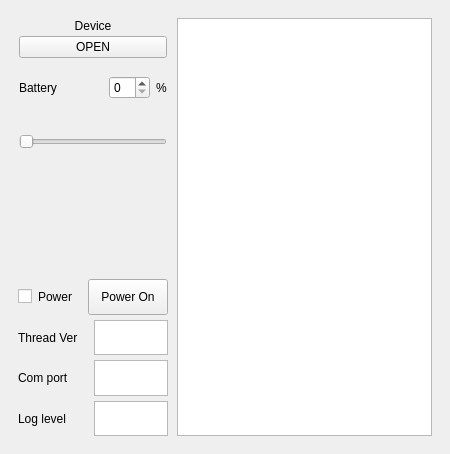
Before: the Qt Designer form res/view/contactsensor.ui in Samsung/ioter, drawn with Qt 5.
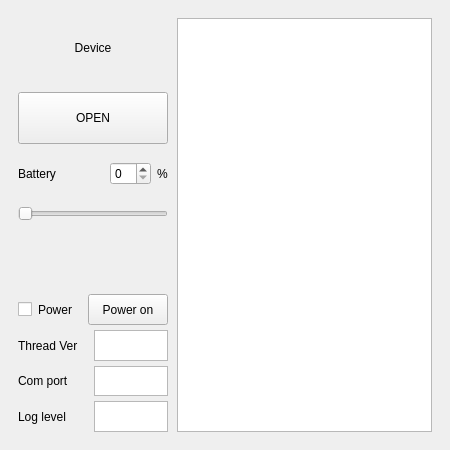
After: the same form once the commit is applied.

```diff
--- a/res/view/contactsensor.ui
+++ b/res/view/contactsensor.ui
@@ -7,7 +7,7 @@
     <x>0</x>
     <y>0</y>
     <width>450</width>
-    <height>454</height>
+    <height>450</height>
    </rect>
   </property>
   <property name="windowTitle">
@@ -36,7 +36,7 @@
        <number>9</number>
       </property>
       <item>
-       <layout class="QVBoxLayout" name="verticalLayout_3" stretch="2,0">
+       <layout class="QVBoxLayout" name="verticalLayout_3" stretch="2,1">
         <property name="spacing">
          <number>1</number>
         </property>
@@ -139,32 +139,38 @@
           <widget class="QWidget" name="page_2">
            <layout class="QVBoxLayout" name="verticalLayout_8" stretch="0">
             <property name="leftMargin">
-             <number>1</number>
+             <number>0</number>
             </property>
             <property name="topMargin">
-             <number>1</number>
+             <number>0</number>
             </property>
             <property name="rightMargin">
-             <number>1</number>
+             <number>0</number>
             </property>
             <property name="bottomMargin">
-             <number>1</number>
+             <number>6</number>
             </property>
             <item>
-             <layout class="QVBoxLayout" name="verticalLayout_7" stretch="1,1,1">
+             <layout class="QVBoxLayout" name="verticalLayout_7" stretch="2,1,1">
               <property name="spacing">
-               <number>3</number>
+               <number>18</number>
               </property>
               <item>
                <layout class="QVBoxLayout" name="verticalLayout_6" stretch="0,0">
+                <property name="topMargin">
+                 <number>3</number>
+                </property>
                 <item>
                  <widget class="QLabel" name="labelDevicePicture">
                   <property name="sizePolicy">
-                   <sizepolicy hsizetype="Preferred" vsizetype="Fixed">
+                   <sizepolicy hsizetype="Preferred" vsizetype="Preferred">
                     <horstretch>0</horstretch>
                     <verstretch>0</verstretch>
                    </sizepolicy>
                   </property>
+                  <property name="frameShape">
+                   <enum>QFrame::NoFrame</enum>
+                  </property>
                   <property name="text">
                    <string>Device</string>
                   </property>
@@ -176,7 +182,7 @@
                 <item>
                  <widget class="QPushButton" name="pushButtonStatus">
                   <property name="sizePolicy">
-                   <sizepolicy hsizetype="Preferred" vsizetype="Fixed">
+                   <sizepolicy hsizetype="Preferred" vsizetype="Preferred">
                     <horstretch>0</horstretch>
                     <verstretch>0</verstretch>
                    </sizepolicy>
@@ -191,7 +197,7 @@
               <item>
                <layout class="QVBoxLayout" name="verticalLayout_10" stretch="1,1">
                 <property name="spacing">
-                 <number>0</number>
+                 <number>18</number>
                 </property>
                 <property name="topMargin">
                  <number>0</number>
@@ -254,17 +260,7 @@
                </layout>
               </item>
               <item>
-               <spacer name="horizontalSpacer">
-                <property name="orientation">
-                 <enum>Qt::Horizontal</enum>
-                </property>
-                <property name="sizeHint" stdset="0">
-                 <size>
-                  <width>40</width>
-                  <height>20</height>
-                 </size>
-                </property>
-               </spacer>
+               <layout class="QHBoxLayout" name="horizontalLayout_4"/>
               </item>
              </layout>
             </item>
@@ -300,10 +296,13 @@
                 <property name="orientation">
                  <enum>Qt::Vertical</enum>
                 </property>
+                <property name="sizeType">
+                 <enum>QSizePolicy::Preferred</enum>
+                </property>
                 <property name="sizeHint" stdset="0">
                  <size>
                   <width>5</width>
-                  <height>40</height>
+                  <height>30</height>
                  </size>
                 </property>
                </spacer>
@@ -328,7 +327,7 @@
               <property name="minimumSize">
                <size>
                 <width>0</width>
-                <height>34</height>
+                <height>0</height>
                </size>
               </property>
               <property name="maximumSize">
@@ -338,7 +337,7 @@
                </size>
               </property>
               <property name="text">
-               <string>Power On</string>
+               <string>Power on</string>
               </property>
              </widget>
             </item>
@@ -367,7 +366,7 @@
               <property name="minimumSize">
                <size>
                 <width>0</width>
-                <height>34</height>
+                <height>0</height>
                </size>
               </property>
               <property name="maximumSize">
@@ -403,7 +402,7 @@
               <property name="minimumSize">
                <size>
                 <width>0</width>
-                <height>34</height>
+                <height>0</height>
                </size>
               </property>
               <property name="maximumSize">
@@ -439,7 +438,7 @@
               <property name="minimumSize">
                <size>
                 <width>0</width>
-                <height>34</height>
+                <height>0</height>
                </size>
               </property>
               <property name="maximumSize">
```
